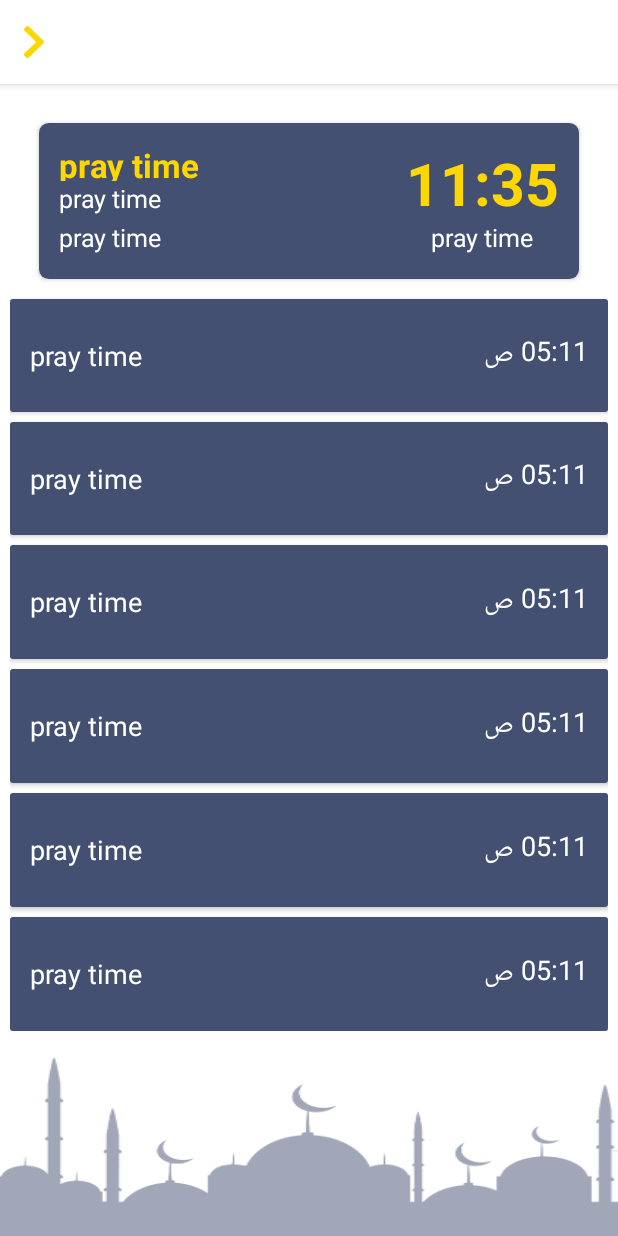
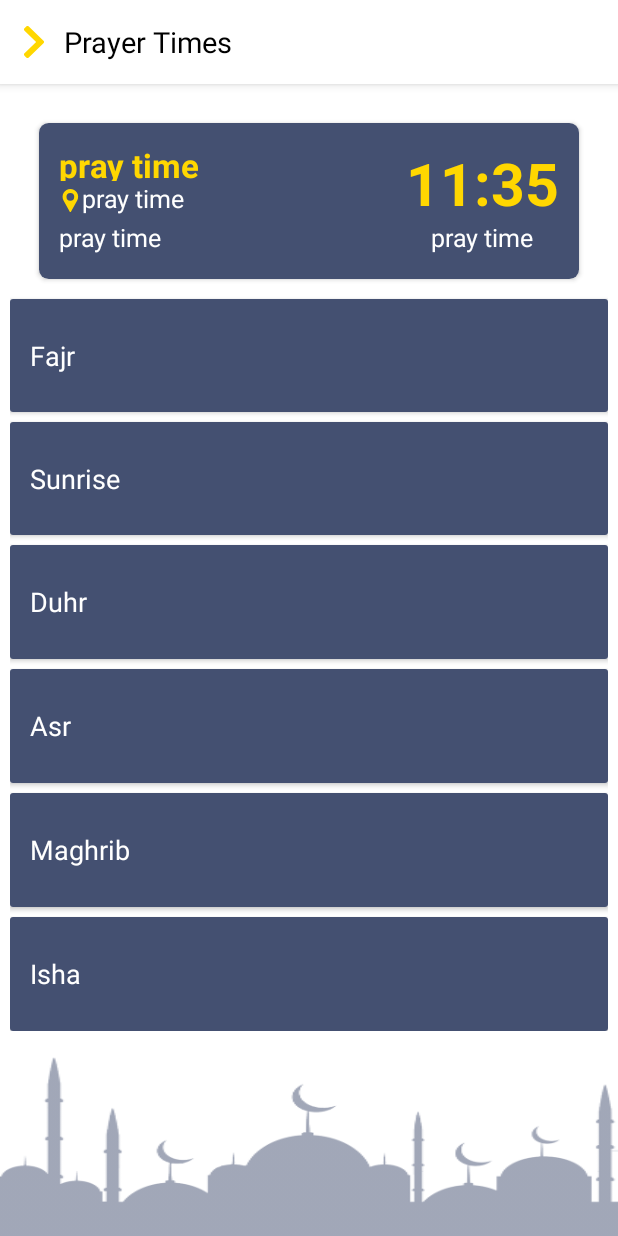
Before and after one commit to freelanceapp/Moatmer, an Android app: the screen it shows after launch (PrayerTimesActivity), after a tap on "pray time", on a phone screen of 412 x 824 dp. Run offline under Robolectric (Android 15) with nearby library versions, the phone set to English and light mode, and no system bars; our stand-ins replace data binding, sdp/ssp sizes; 10 statements that could not run were skipped.

Commit message:
new commit

```diff
--- a/app/src/main/java/com/semicode/moatmer/ui/HomeActivity.java
+++ b/app/src/main/java/com/semicode/moatmer/ui/HomeActivity.java
@@ -2,29 +2,65 @@ package com.semicode.moatmer.ui;
 
 import android.content.Intent;
 import android.os.Bundle;
-import android.os.Handler;
-import android.view.View;
 
 import androidx.appcompat.app.AppCompatActivity;
 
+import com.semicode.moatmer.data.model.prayerTimes.PrayerTimesModel;
+import com.semicode.moatmer.data.model.prayerTimes.Timings;
 import com.semicode.moatmer.databinding.ActivityHomeBinding;
-import com.semicode.moatmer.databinding.ActivitySplashBinding;
+import com.semicode.moatmer.mvp.homeActivity.ActivityHomePresenter;
+import com.semicode.moatmer.mvp.homeActivity.ActivityHomeView;
+import com.semicode.moatmer.share.HelperMethod;
 
-public class HomeActivity extends AppCompatActivity {
+public class HomeActivity extends AppCompatActivity implements ActivityHomeView {
     ActivityHomeBinding binding;
+    ActivityHomePresenter presenter;
+    Timings timings = new Timings();
+
 
     @Override
     protected void onCreate(Bundle savedInstanceState) {
         super.onCreate(savedInstanceState);
         binding = ActivityHomeBinding.inflate(getLayoutInflater());
         setContentView(binding.getRoot());
+        init();
+
+
+    }
+
+    private void init() {
         binding.homeLayPrayerTime.setOnClickListener(v -> openPrayerActivity());
-
+        binding.homeLaySebha.setOnClickListener(v -> openSebhaActivity());
+        presenter = new ActivityHomePresenter(this, this);
 
     }
 
     private void openPrayerActivity() {
         Intent intent = new Intent(this, PrayerTimesActivity.class);
+        intent.putExtra("PRAYER_TIMES", timings);
         startActivity(intent);
     }
+
+    private void openSebhaActivity() {
+        Intent intent = new Intent(this, SebhaActivity.class);
+        startActivity(intent);
+    }
+
+    @Override
+    public void onGetPrayerTimes(PrayerTimesModel body) {
+        timings = body.getData().getTimings();
+        HelperMethod.makeTextToast(this, timings.getDhuhr());
+
+    }
+
+    @Override
+    public void onFailed(String message) {
+        HelperMethod.makeTextToast(this, message);
+    }
+
+    @Override
+    public void onFailure(String message) {
+        HelperMethod.makeTextToast(this, message);
+
+    }
 }
--- a/app/src/main/java/com/semicode/moatmer/ui/PrayerTimesActivity.java
+++ b/app/src/main/java/com/semicode/moatmer/ui/PrayerTimesActivity.java
@@ -4,19 +4,34 @@ import android.os.Bundle;
 
 import androidx.appcompat.app.AppCompatActivity;
 
+import com.semicode.moatmer.data.model.prayerTimes.Timings;
 import com.semicode.moatmer.databinding.ActivityHomeBinding;
 import com.semicode.moatmer.databinding.ActivityPrayerTimesBinding;
 
 public class PrayerTimesActivity extends AppCompatActivity {
     ActivityPrayerTimesBinding binding;
+    Timings timingsModel;
 
     @Override
     protected void onCreate(Bundle savedInstanceState) {
         super.onCreate(savedInstanceState);
         binding = ActivityPrayerTimesBinding.inflate(getLayoutInflater());
         setContentView(binding.getRoot());
-        binding.prayerTimesIvBack.setOnClickListener(v -> onBackPressed());
+
+        init();
 
 
     }
+
+    private void init() {
+        getDataFromIntent();
+        binding.setPrayerTimes(timingsModel);
+        binding.prayerTimesIvBack.setOnClickListener(v -> onBackPressed());
+
+    }
+
+    private void getDataFromIntent() {
+        timingsModel = (Timings) getIntent().getSerializableExtra("PRAYER_TIMES");
+
+    }
 }
--- a/app/src/main/res/layout/activity_home.xml
+++ b/app/src/main/res/layout/activity_home.xml
@@ -238,6 +238,7 @@
                         app:cardCornerRadius="@dimen/_3sdp">
 
                         <LinearLayout
+                            android:id="@+id/home_lay_sebha"
                             android:layout_width="match_parent"
                             android:layout_height="match_parent"
                             android:background="@color/soft_blue"
@@ -322,6 +323,7 @@
                 android:weightSum="3">
 
                 <TextView
+                    android:id="@+id/tv_time"
                     android:layout_width="wrap_content"
                     android:layout_height="0dp"
                     android:layout_weight="2"
--- a/app/src/main/res/layout/activity_prayer_times.xml
+++ b/app/src/main/res/layout/activity_prayer_times.xml
@@ -4,6 +4,10 @@
     xmlns:tools="http://schemas.android.com/tools">
 
     <data>
+
+        <variable
+            name="prayerTimes"
+            type="com.semicode.moatmer.data.model.prayerTimes.Timings" />
 
     </data>
 
@@ -28,11 +32,30 @@
 
                 >
 
-                <ImageView
-                    android:id="@+id/prayer_times_iv_back"
-                    android:layout_width="wrap_content"
+                <LinearLayout
+                    android:layout_width="match_parent"
                     android:layout_height="match_parent"
-                    android:src="@drawable/ic_back" />
+
+                    >
+
+
+                    <ImageView
+                        android:id="@+id/prayer_times_iv_back"
+                        android:layout_width="wrap_content"
+                        android:layout_height="match_parent"
+                        android:src="@drawable/ic_back" />
+
+                    <TextView
+                        android:layout_width="wrap_content"
+                        android:layout_height="match_parent"
+                        android:layout_marginStart="@dimen/_10sdp"
+
+                        android:gravity="center|start"
+                        android:text="@string/prayer_times"
+                        android:textColor="@color/black"
+                        android:textSize="@dimen/_15sdp" />
+                </LinearLayout>
+
 
             </androidx.appcompat.widget.Toolbar>
         </com.google.android.material.appbar.AppBarLayout>
@@ -76,7 +99,8 @@
                         android:layout_weight="1"
                         android:text="@string/pray_time"
                         android:textColor="@color/white"
-                        android:textSize="@dimen/_13sdp" />
+                        android:textSize="@dimen/_13sdp"
+                        app:drawableStartCompat="@drawable/ic_location" />
 
                     <TextView
                         android:layout_width="wrap_content"
@@ -152,16 +176,17 @@
                         android:layout_height="wrap_content"
                         android:layout_alignParentStart="true"
                         android:layout_centerVertical="true"
-                        android:text="@string/pray_time"
+                        android:text="@string/fajr"
                         android:textColor="@color/white"
                         android:textSize="@dimen/_14sdp" />
 
                     <TextView
+                        android:id="@+id/prayer_time_tv_fajr"
                         android:layout_width="wrap_content"
                         android:layout_height="wrap_content"
                         android:layout_alignParentEnd="true"
                         android:layout_centerVertical="true"
-                        android:text="05:11 ص"
+                        android:text="@{prayerTimes.fajr}"
                         android:textColor="@color/white"
                         android:textSize="@dimen/_14sdp" />
 
@@ -189,16 +214,17 @@
                         android:layout_height="wrap_content"
                         android:layout_alignParentStart="true"
                         android:layout_centerVertical="true"
-                        android:text="@string/pray_time"
+                        android:text="@string/sunrise"
                         android:textColor="@color/white"
                         android:textSize="@dimen/_14sdp" />
 
                     <TextView
+                        android:id="@+id/prayer_time_tv_sunrise"
                         android:layout_width="wrap_content"
                         android:layout_height="wrap_content"
                         android:layout_alignParentEnd="true"
                         android:layout_centerVertical="true"
-                        android:text="05:11 ص"
+                        android:text="@{prayerTimes.sunrise}"
                         android:textColor="@color/white"
                         android:textSize="@dimen/_14sdp" />
 
@@ -226,7 +252,7 @@
                         android:layout_height="wrap_content"
                         android:layout_alignParentStart="true"
                         android:layout_centerVertical="true"
-                        android:text="@string/pray_time"
+                        android:text="@string/duhr"
                         android:textColor="@color/white"
                         android:textSize="@dimen/_14sdp" />
 
@@ -235,7 +261,7 @@
                         android:layout_height="wrap_content"
                         android:layout_alignParentEnd="true"
                         android:layout_centerVertical="true"
-                        android:text="05:11 ص"
+                        android:text="@{prayerTimes.dhuhr}"
                         android:textColor="@color/white"
                         android:textSize="@dimen/_14sdp" />
 
@@ -263,7 +289,7 @@
                         android:layout_height="wrap_content"
                         android:layout_alignParentStart="true"
                         android:layout_centerVertical="true"
-                        android:text="@string/pray_time"
+                        android:text="@string/asr"
                         android:textColor="@color/white"
                         android:textSize="@dimen/_14sdp" />
 
@@ -272,7 +298,7 @@
                         android:layout_height="wrap_content"
                         android:layout_alignParentEnd="true"
                         android:layout_centerVertical="true"
-                        android:text="05:11 ص"
+                        android:text="@{prayerTimes.asr}"
                         android:textColor="@color/white"
                         android:textSize="@dimen/_14sdp" />
 
@@ -300,7 +326,7 @@
                         android:layout_height="wrap_content"
                         android:layout_alignParentStart="true"
                         android:layout_centerVertical="true"
-                        android:text="@string/pray_time"
+                        android:text="@string/maghrib"
                         android:textColor="@color/white"
                         android:textSize="@dimen/_14sdp" />
 
@@ -309,7 +335,7 @@
                         android:layout_height="wrap_content"
                         android:layout_alignParentEnd="true"
                         android:layout_centerVertical="true"
-                        android:text="05:11 ص"
+                        android:text="@{prayerTimes.maghrib}"
                         android:textColor="@color/white"
                         android:textSize="@dimen/_14sdp" />
 
@@ -337,7 +363,7 @@
                         android:layout_height="wrap_content"
                         android:layout_alignParentStart="true"
                         android:layout_centerVertical="true"
-                        android:text="@string/pray_time"
+                        android:text="@string/isha"
                         android:textColor="@color/white"
                         android:textSize="@dimen/_14sdp" />
 
@@ -346,7 +372,7 @@
                         android:layout_height="wrap_content"
                         android:layout_alignParentEnd="true"
                         android:layout_centerVertical="true"
-                        android:text="05:11 ص"
+                        android:text="@{prayerTimes.isha}"
                         android:textColor="@color/white"
                         android:textSize="@dimen/_14sdp" />
 
--- a/app/src/main/res/values/colors.xml
+++ b/app/src/main/res/values/colors.xml
@@ -11,5 +11,6 @@
     <color name="yellow">#FFD700</color>
     <color name="soft_blue">#445071</color>
     <color name="gray">#979696</color>
+    <color name="soft_gray_">#ADADAD</color>
 
 </resources>
--- a/app/src/main/res/values/strings.xml
+++ b/app/src/main/res/values/strings.xml
@@ -7,4 +7,12 @@
     <string name="azkar">azkar</string>
     <string name="kabla">kabla</string>
     <string name="sebha">sebha</string>
+    <string name="fajr">Fajr</string>
+    <string name="sunrise">Sunrise</string>
+    <string name="duhr">Duhr</string>
+    <string name="asr">Asr</string>
+    <string name="maghrib">Maghrib</string>
+    <string name="isha">Isha</string>
+    <string name="prayer_times">Prayer Times</string>
+
 </resources>
```
Also changed, not shown: app/src/main/AndroidManifest.xml (+9 -0 lines), app/src/main/java/com/semicode/moatmer/data/api/ApiService.java (+12 -0 lines), 1 other file.
